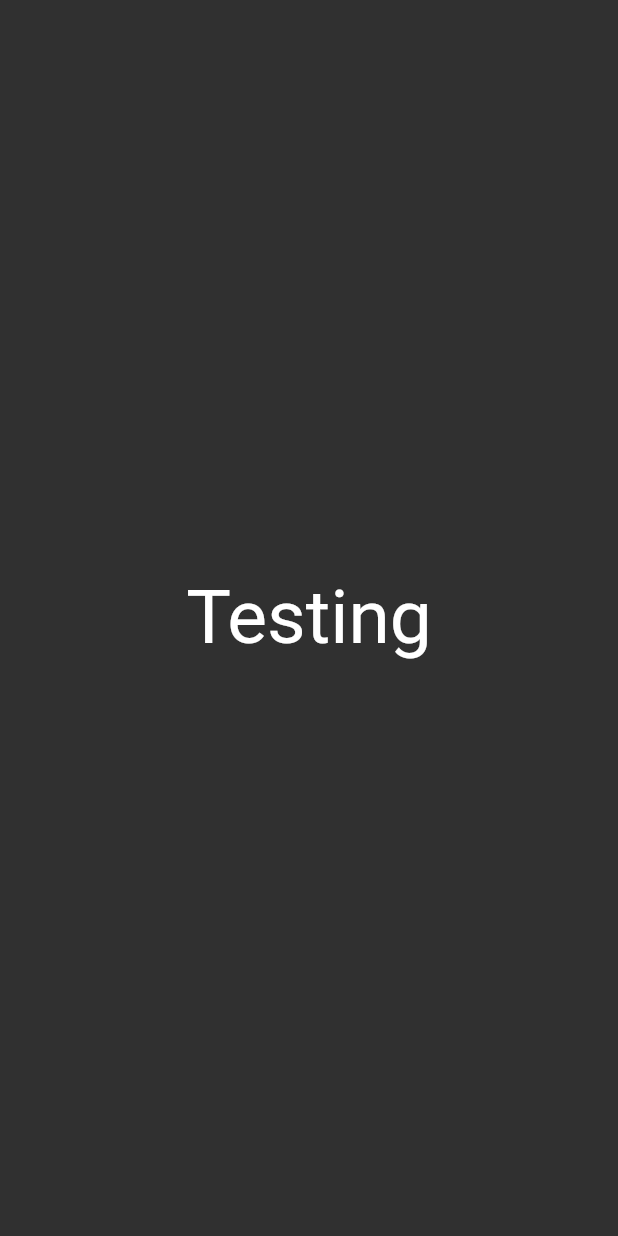
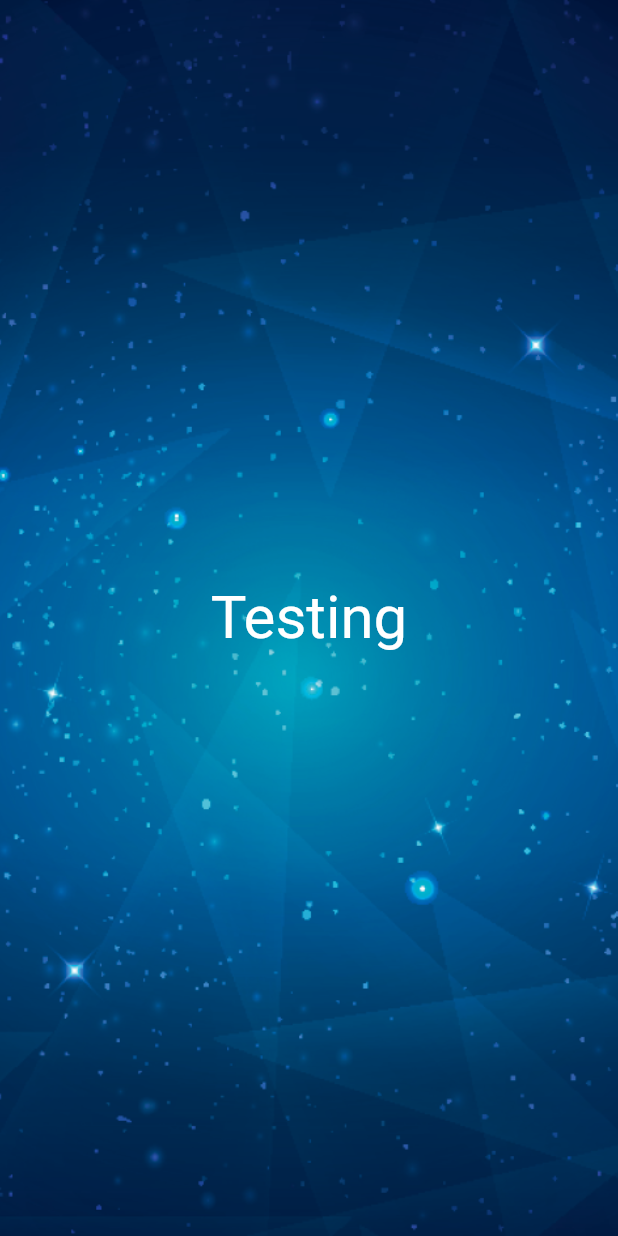
Before and after one commit to muhit-khan/Flutter-Development-Bootcamp-with-Dart, a Flutter app: the screen it shows after launch, on a phone screen of 412 x 824 dp. Run offline on Flutter 3.47's test engine with Material 2 defaults, Android fonts, the light colour scheme and no system bars; missing offline and left inert: flame_audio.

Commit message:
Update main.dart

```diff
--- a/APP_Destiny/destiny/lib/main.dart
+++ b/APP_Destiny/destiny/lib/main.dart
@@ -28,11 +28,17 @@ class _StoryPageState extends State<StoryPage> {
   Widget build(BuildContext context) {
     return Scaffold(
       body: Container(
+        decoration: new BoxDecoration(
+          image: new DecorationImage(
+            image: new AssetImage("images/background.png"),
+            fit: BoxFit.cover,
+          ),
+        ),
         child: Center(
           child: Text(
-            'Testing',
+            "Testing",
             style: TextStyle(
-              fontSize: 50,
+              fontSize: 40,
             ),
           ),
         ),
```
